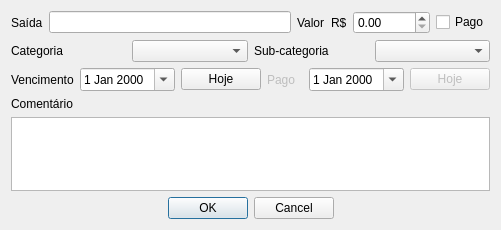
Qt form ui/fixo_add.ui (vazerick/controle_gastos) before a commit.
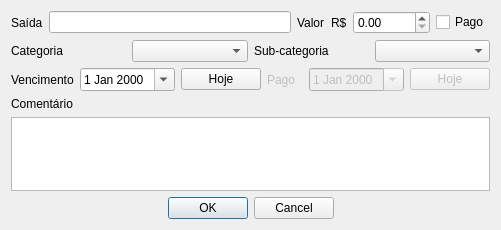
The same form after that commit.

The edit to the form file:
```diff
--- a/ui/fixo_add.ui
+++ b/ui/fixo_add.ui
@@ -135,6 +135,9 @@
        </item>
        <item>
         <widget class="QDateEdit" name="dateEdit_2">
+         <property name="enabled">
+          <bool>false</bool>
+         </property>
          <property name="calendarPopup">
           <bool>true</bool>
          </property>
```
